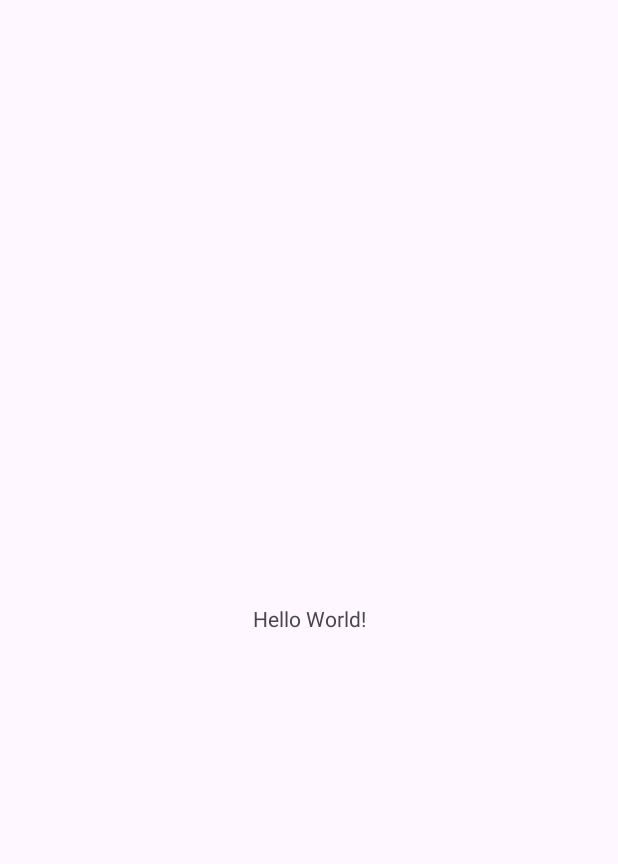
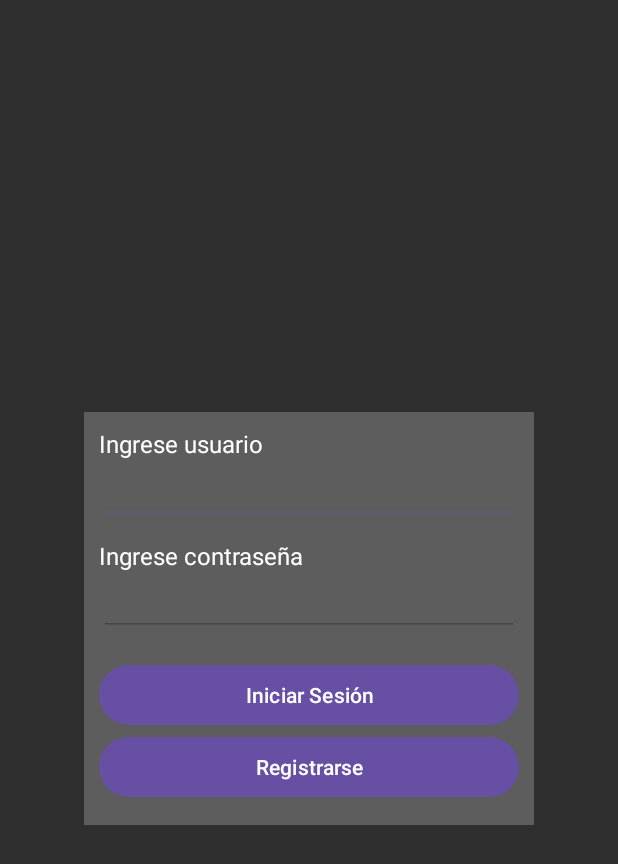
Before and after one commit to AndG18/App_ActUni, an Android app: the screen it shows after launch (MainActivity), on a phone screen of 412 x 824 dp. Before the commit the part shown is almost empty. Shown: the top 864 px of the screen. Run offline under Robolectric (Android 15) with nearby library versions, the phone set to English and light mode, and no system bars.

Commit message:
second commit

```diff
--- a/app/src/main/res/layout/activity_main.xml
+++ b/app/src/main/res/layout/activity_main.xml
@@ -5,15 +5,77 @@
     android:id="@+id/main"
     android:layout_width="match_parent"
     android:layout_height="match_parent"
+    android:background="#2F2F2F"
     tools:context=".MainActivity">
 
-    <TextView
-        android:layout_width="wrap_content"
-        android:layout_height="wrap_content"
-        android:text="Hello World!"
+    <LinearLayout
+        android:id="@+id/linearLayout"
+        android:layout_width="300dp"
+        android:layout_height="275dp"
+        android:layout_marginStart="1dp"
+        android:layout_marginTop="1dp"
+        android:layout_marginEnd="1dp"
+        android:layout_marginBottom="1dp"
+        android:background="#5D5D5D"
+        android:orientation="vertical"
+        android:padding="10dp"
         app:layout_constraintBottom_toBottomOf="parent"
         app:layout_constraintEnd_toEndOf="parent"
         app:layout_constraintStart_toStartOf="parent"
-        app:layout_constraintTop_toTopOf="parent" />
+        app:layout_constraintTop_toTopOf="parent">
 
+        <TextView
+            android:id="@+id/textView"
+            android:layout_width="match_parent"
+            android:layout_height="wrap_content"
+            android:text="Ingrese usuario"
+            android:textColor="#fff"
+            android:textSize="16dp" />
+
+        <EditText
+            android:id="@+id/editTextText"
+            android:layout_width="match_parent"
+            android:layout_height="wrap_content"
+            android:ems="10"
+            android:inputType="text"
+            android:textColor="#fff"
+            android:textSize="16dp" />
+
+        <Space
+            android:layout_width="match_parent"
+            android:layout_height="10dp" />
+
+        <TextView
+            android:id="@+id/textView2"
+            android:layout_width="match_parent"
+            android:layout_height="wrap_content"
+            android:text="Ingrese contraseña"
+            android:textColor="#fff"
+            android:textSize="16dp" />
+
+        <EditText
+            android:id="@+id/editTextTextPassword"
+            android:layout_width="match_parent"
+            android:layout_height="wrap_content"
+            android:ems="10"
+            android:inputType="textPassword"
+            android:textColor="#fff"
+            android:textSize="16dp" />
+
+        <Space
+            android:layout_width="match_parent"
+            android:layout_height="15dp" />
+
+        <Button
+            android:id="@+id/button"
+            android:layout_width="match_parent"
+            android:layout_height="wrap_content"
+            android:text="Iniciar Sesión" />
+
+        <Button
+            android:id="@+id/button2"
+            android:layout_width="match_parent"
+            android:layout_height="wrap_content"
+            android:text="Registrarse" />
+    </LinearLayout>
 </androidx.constraintlayout.widget.ConstraintLayout>
```
